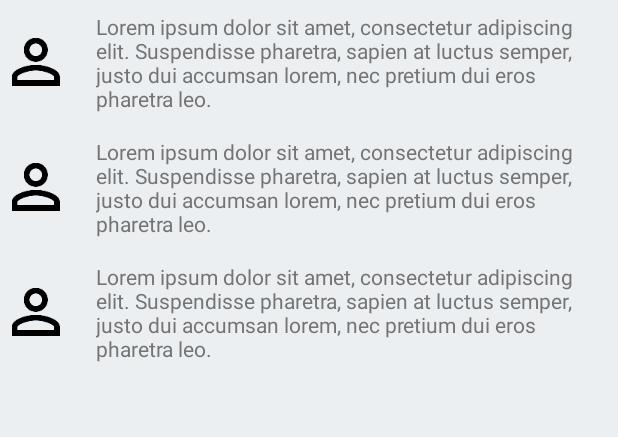
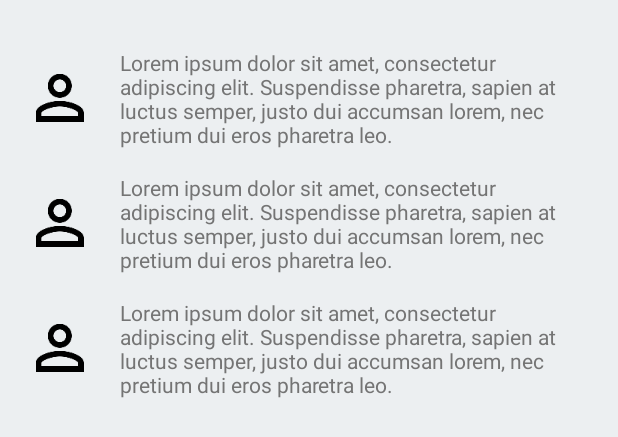
Before and after one commit to jorgereina1986/AppPartnerCodingChallenge, an Android app: the layout activity_chat.xml on its own in the app's theme, with its tools: preview values and no code run, on a phone screen of 412 x 824 dp. Shown: the top 437 px of the screen. Run offline under Robolectric (Android 15) with nearby library versions, the phone set to English and light mode, and no system bars.

Commit message:
chat ui done

```diff
--- a/app/src/main/res/layout/activity_chat.xml
+++ b/app/src/main/res/layout/activity_chat.xml
@@ -1,15 +1,18 @@
 <?xml version="1.0" encoding="utf-8"?>
 <RelativeLayout xmlns:android="http://schemas.android.com/apk/res/android"
-                xmlns:tools="http://schemas.android.com/tools"
-                android:layout_width="match_parent"
-                android:layout_height="match_parent"
-                tools:context=".chat.ChatActivity">
+    xmlns:tools="http://schemas.android.com/tools"
+    android:layout_width="match_parent"
+    android:layout_height="match_parent"
+    tools:context=".chat.ChatActivity">
 
     <android.support.v7.widget.RecyclerView
         android:id="@+id/recyclerView"
         android:layout_width="match_parent"
         android:layout_height="match_parent"
+        android:layout_marginLeft="@dimen/activity_vertical_margin"
+        android:layout_marginRight="@dimen/activity_vertical_margin"
+        android:layout_marginTop="24dp"
         android:scrollbars="vertical"
-        tools:listitem="@layout/item_chat"/>
+        tools:listitem="@layout/item_chat" />
 
 </RelativeLayout>
```
